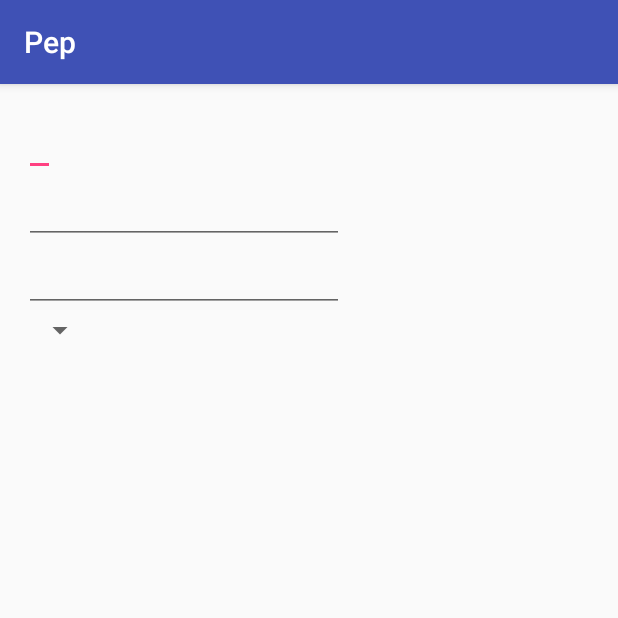
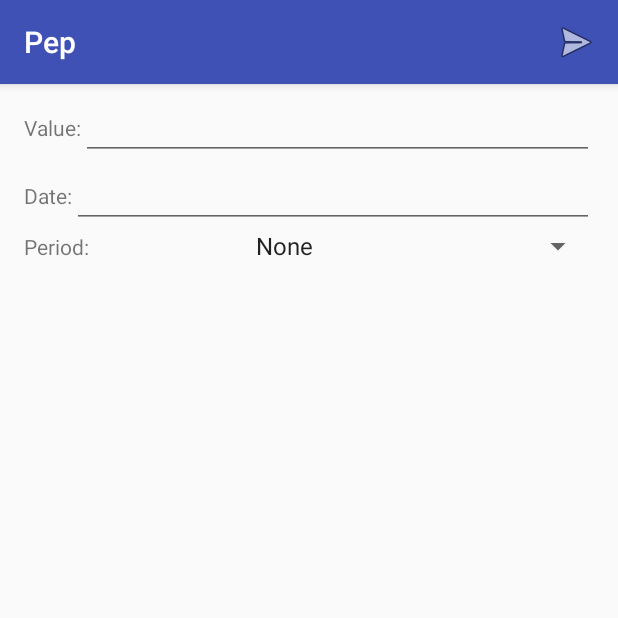
Before and after one commit to albertnez/pep, an Android app: the InsertTaskActivity screen opened directly, with no data from a screen before it, on a phone screen of 412 x 824 dp, the top half of it. Run offline under Robolectric (Android 15) with nearby library versions, the phone set to English and light mode, and no system bars.

Commit message:
Almost finished Android UI, lacks impl

```diff
--- a/android/app/src/main/AndroidManifest.xml
+++ b/android/app/src/main/AndroidManifest.xml
@@ -18,7 +18,7 @@
                 <category android:name="android.intent.category.LAUNCHER" />
             </intent-filter>
         </activity>
-        <activity android:name=".InsertTaskActivity" >
+        <activity android:name=".InsertTaskActivity" android:theme="@style/AppTheme.NoActionBar">
         </activity>
     </application>
 
--- a/android/app/src/main/java/com/finapps/pep/InsertTaskActivity.java
+++ b/android/app/src/main/java/com/finapps/pep/InsertTaskActivity.java
@@ -1,7 +1,20 @@
 package com.finapps.pep;
 
+import android.app.DatePickerDialog;
+import android.app.Dialog;
+import android.support.v4.app.DialogFragment;
 import android.support.v7.app.AppCompatActivity;
 import android.os.Bundle;
+import android.support.v7.widget.Toolbar;
+import android.view.Menu;
+import android.view.MenuItem;
+import android.view.View;
+import android.widget.ArrayAdapter;
+import android.widget.DatePicker;
+import android.widget.Spinner;
+import android.widget.TextView;
+
+import java.util.Calendar;
 
 public class InsertTaskActivity extends AppCompatActivity {
 
@@ -9,5 +22,71 @@ public class InsertTaskActivity extends AppCompatActivity {
     protected void onCreate(Bundle savedInstanceState) {
         super.onCreate(savedInstanceState);
         setContentView(R.layout.activity_insert_task);
+
+        Toolbar myToolbar = (Toolbar) findViewById(R.id.toolbar);
+        setSupportActionBar(myToolbar);
+
+        TextView tv3 = (TextView) findViewById(R.id.editText3);
+        tv3.setOnClickListener(new View.OnClickListener() {
+            @Override
+            public void onClick(View v) {
+                showDatePickerDialog();
+            }
+        });
+
+        Spinner spinner = (Spinner) findViewById(R.id.spinner);
+        ArrayAdapter<CharSequence> adapter = ArrayAdapter.createFromResource(this,
+                R.array.dates, android.R.layout.simple_spinner_item);
+        adapter.setDropDownViewResource(android.R.layout.simple_spinner_dropdown_item);
+        spinner.setAdapter(adapter);
+    }
+
+    public static class DatePickerFragment extends DialogFragment
+            implements DatePickerDialog.OnDateSetListener {
+
+        @Override
+        public Dialog onCreateDialog(Bundle savedInstanceState) {
+            // Use the current date as the default date in the picker
+            final Calendar c = Calendar.getInstance();
+            int year = c.get(Calendar.YEAR);
+            int month = c.get(Calendar.MONTH);
+            int day = c.get(Calendar.DAY_OF_MONTH);
+
+            // Create a new instance of DatePickerDialog and return it
+            return new DatePickerDialog(getActivity(), this, year, month, day);
+        }
+
+        public void onDateSet(DatePicker view, int year, int month, int day) {
+            // Do something with the date chosen by the user
+            TextView tv3 = (TextView) getActivity().findViewById(R.id.editText3);
+            tv3.setText("" + day + "/" + month + "/" + year);
+        }
+    }
+
+    public void showDatePickerDialog() {
+        DialogFragment newFragment = new DatePickerFragment();
+        newFragment.show(getSupportFragmentManager(), "datePicker");
+    }
+
+    @Override
+    public boolean onCreateOptionsMenu(Menu menu) {
+        // Inflate the menu; this adds items to the action bar if it is present.
+        getMenuInflater().inflate(R.menu.add, menu);
+        return true;
+    }
+
+    @Override
+    public boolean onOptionsItemSelected(MenuItem item) {
+        switch (item.getItemId()) {
+            case R.id.action_send:
+                // Send the request to the server
+                return true;
+
+            default:
+                // If we got here, the user's action was not recognized.
+                // Invoke the superclass to handle it.
+                return super.onOptionsItemSelected(item);
+
+        }
     }
 }
--- a/android/app/src/main/java/com/finapps/pep/PayFragment.java
+++ b/android/app/src/main/java/com/finapps/pep/PayFragment.java
@@ -9,9 +9,9 @@ import android.support.v4.app.Fragment;
 import android.view.LayoutInflater;
 import android.view.View;
 import android.view.ViewGroup;
+import android.widget.ArrayAdapter;
 import android.widget.NumberPicker;
-import android.widget.Toast;
-
+import android.widget.Spinner;
 
 /**
  * A simple {@link Fragment} subclass.
@@ -62,6 +62,7 @@ public class PayFragment extends Fragment {
                 startActivity(intent);
             }
         });
+
         return v;
     }
 
--- a/android/app/src/main/res/layout/activity_insert_task.xml
+++ b/android/app/src/main/res/layout/activity_insert_task.xml
@@ -1,19 +1,27 @@
 <?xml version="1.0" encoding="utf-8"?>
 <RelativeLayout xmlns:android="http://schemas.android.com/apk/res/android"
-    xmlns:tools="http://schemas.android.com/tools" android:layout_width="match_parent"
-    android:layout_height="match_parent" android:paddingLeft="@dimen/activity_horizontal_margin"
+    xmlns:tools="http://schemas.android.com/tools"
+    android:layout_width="match_parent"
+    android:layout_height="match_parent"
+    xmlns:app="http://schemas.android.com/apk/res-auto"
+    tools:context="com.finapps.pep.InsertTaskActivity">
+
+    <android.support.design.widget.AppBarLayout android:layout_height="wrap_content"
+        android:layout_width="match_parent" android:theme="@style/AppTheme.AppBarOverlay">
+
+        <android.support.v7.widget.Toolbar android:id="@+id/toolbar"
+            android:layout_width="match_parent" android:layout_height="?attr/actionBarSize"
+            android:background="?attr/colorPrimary" app:popupTheme="@style/AppTheme.PopupOverlay" />
+
+    </android.support.design.widget.AppBarLayout>
+
+    <RelativeLayout
+        android:layout_width="match_parent"
+        android:layout_height="match_parent"
+        android:paddingLeft="@dimen/activity_horizontal_margin"
         android:paddingRight="@dimen/activity_horizontal_margin"
         android:paddingTop="@dimen/activity_vertical_margin"
-    android:paddingBottom="@dimen/activity_vertical_margin"
-    tools:context="com.finapps.pep.InsertTaskActivity">
-
-
-    <Spinner
-        android:layout_width="wrap_content"
-        android:layout_height="wrap_content"
-        android:id="@+id/spinner"
-        android:layout_below="@+id/linearLayout3"
-        android:layout_alignParentStart="true" />
+        android:paddingBottom="@dimen/activity_vertical_margin">
 
         <LinearLayout
             android:orientation="horizontal"
@@ -23,8 +31,14 @@
             android:layout_alignParentStart="true"
             android:id="@+id/linearLayout">
 
+            <TextView
+                android:layout_width="wrap_content"
+                android:layout_height="wrap_content"
+                android:text="Name:"
+                android:id="@+id/textView" />
+
             <EditText
-            android:layout_width="wrap_content"
+                android:layout_width="fill_parent"
                 android:layout_height="wrap_content"
                 android:id="@+id/editText" />
 
@@ -38,8 +52,14 @@
             android:layout_alignParentEnd="true"
             android:id="@+id/linearLayout2">
 
+            <TextView
+                android:layout_width="wrap_content"
+                android:layout_height="wrap_content"
+                android:text="Value:"
+                android:id="@+id/textView2" />
+
             <EditText
-            android:layout_width="wrap_content"
+                android:layout_width="fill_parent"
                 android:layout_height="wrap_content"
                 android:inputType="numberDecimal"
                 android:ems="10"
@@ -54,13 +74,44 @@
             android:layout_alignParentEnd="true"
             android:id="@+id/linearLayout3">
 
+            <TextView
+                android:layout_width="wrap_content"
+                android:layout_height="wrap_content"
+                android:text="Date:"
+                android:id="@+id/textView3" />
+
             <EditText
-            android:layout_width="wrap_content"
+                android:layout_width="fill_parent"
                 android:layout_height="wrap_content"
                 android:inputType="date"
                 android:ems="10"
-            android:id="@+id/editText3"
-            android:layout_below="@+id/editText2"
+                android:id="@+id/editText3" />
+        </LinearLayout>
+
+        <LinearLayout
+            android:orientation="horizontal"
+            android:layout_width="match_parent"
+            android:layout_height="wrap_content"
+            android:layout_below="@+id/linearLayout3"
+            android:layout_alignParentEnd="true"
+            android:id="@+id/linearLayout4">
+
+            <TextView
+                android:layout_width="wrap_content"
+                android:layout_height="wrap_content"
+                android:text="Period:"
+                android:id="@+id/textView4"
+                android:layout_below="@+id/linearLayout3"
+                android:layout_alignParentEnd="true"
+                android:layout_marginEnd="103dp" />
+
+            <Spinner
+                android:layout_width="fill_parent"
+                android:layout_height="wrap_content"
+                android:id="@+id/spinner"
+                android:layout_below="@+id/linearLayout3"
                 android:layout_alignParentStart="true" />
         </LinearLayout>
     </RelativeLayout>
+
+</RelativeLayout>
--- /dev/null
+++ b/android/app/src/main/res/menu/add.xml
@@ -0,0 +1,10 @@
+<menu xmlns:android="http://schemas.android.com/apk/res/android"
+    xmlns:app="http://schemas.android.com/apk/res-auto">
+
+    <!-- "Mark Favorite", should appear as action button if possible -->
+    <item
+        android:id="@+id/action_send"
+        android:icon="@android:drawable/ic_menu_send"
+        android:title="Envia"
+        app:showAsAction="ifRoom"/>
+</menu>
--- /dev/null
+++ b/android/app/src/main/res/values/dates.xml
@@ -0,0 +1,9 @@
+<?xml version="1.0" encoding="utf-8"?>
+<resources>
+    <string-array name="dates">
+        <item>None</item>
+        <item>Day</item>
+        <item>Month</item>
+        <item>Year</item>
+    </string-array>
+</resources>
```
Lines whose indentation alone changed are shown as unchanged.
